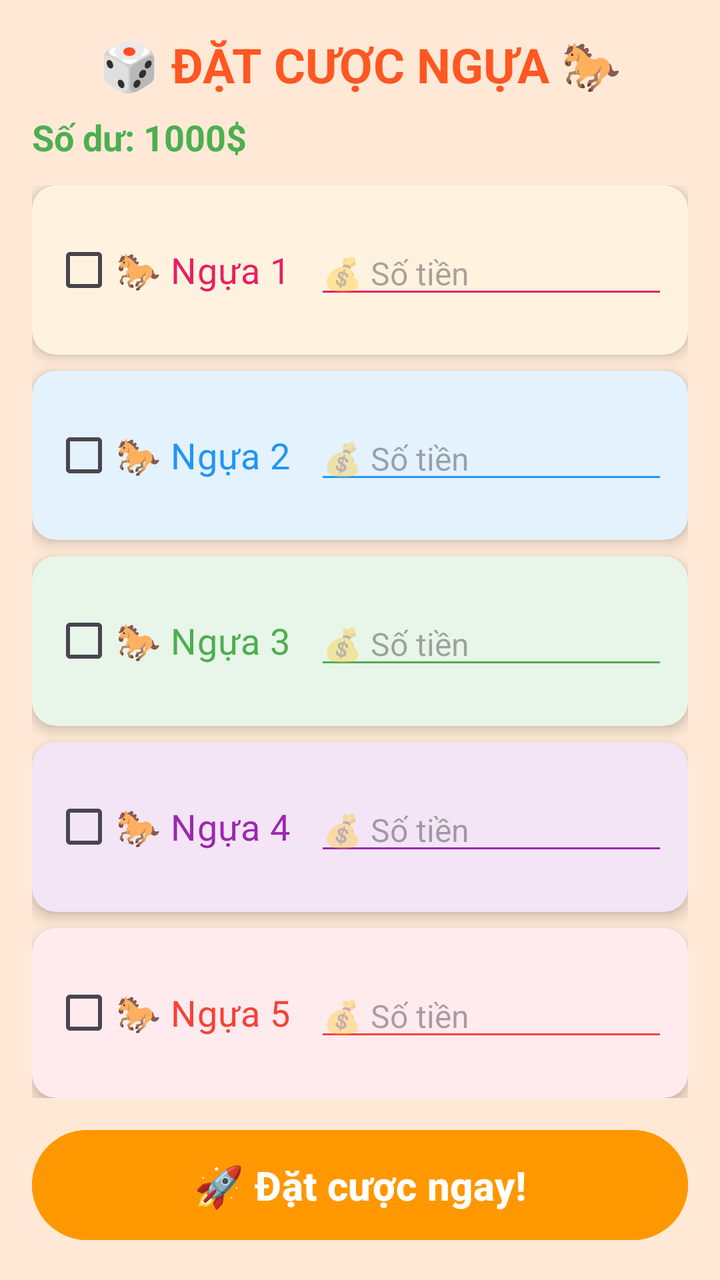
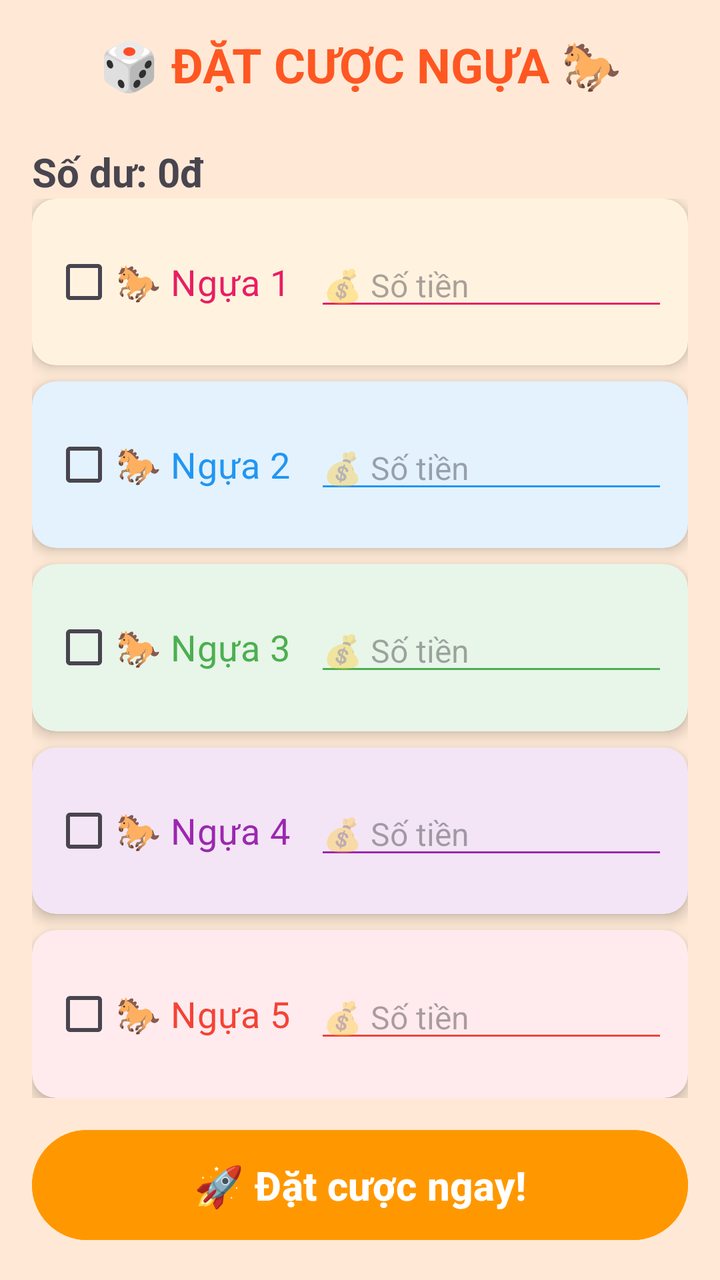

Screens rendered from an Android XML layout before and after an edit, with the pre-edit source and the edit as a unified diff.
<!-- AndroidManifest.xml: application theme Theme.MiniProject1PRM392 -->
<!-- res/layout/activity_bet.xml -->
<?xml version="1.0" encoding="utf-8"?>
<LinearLayout xmlns:android="http://schemas.android.com/apk/res/android"
    xmlns:app="http://schemas.android.com/apk/res-auto"
    xmlns:tools="http://schemas.android.com/tools"
    android:id="@+id/bet"
    android:layout_width="match_parent"
    android:layout_height="match_parent"
    android:orientation="vertical"
    android:background="#FFE9D6"
    android:padding="16dp">

    
    <TextView
        android:id="@+id/tv_title"
        android:layout_width="match_parent"
        android:layout_height="wrap_content"
        android:text="🎲 ĐẶT CƯỢC NGỰA 🐎"
        android:textSize="24sp"
        android:textStyle="bold"
        android:textColor="#FF5722"
        android:gravity="center"
        android:layout_marginBottom="8dp" />

    
    <TextView
        android:id="@+id/tv_balance"
        android:layout_width="wrap_content"
        android:layout_height="wrap_content"
        android:text="Số dư: 1000$"
        android:textSize="18sp"
        android:textStyle="bold"
        android:textColor="#4CAF50"
        android:layout_marginBottom="12dp" />

    
    <LinearLayout
        android:layout_width="match_parent"
        android:layout_height="0dp"
        android:layout_weight="1"
        android:orientation="vertical">

        
        <androidx.cardview.widget.CardView
            android:layout_width="match_parent"
            android:layout_height="0dp"
            android:layout_weight="0.18"
            android:layout_marginBottom="8dp"
            app:cardBackgroundColor="#FFF3E0"
            app:cardCornerRadius="12dp"
            app:cardElevation="4dp">

            <LinearLayout
                android:layout_width="match_parent"
                android:layout_height="match_parent"
                android:orientation="horizontal"
                android:padding="10dp"
                android:gravity="center_vertical">

                <CheckBox
                    android:id="@+id/cb_horse1"
                    android:layout_width="wrap_content"
                    android:layout_height="wrap_content"
                    android:text="🐎 Ngựa 1"
                    android:textColor="#E91E63"
                    android:textSize="18sp" />

                <EditText
                    android:id="@+id/et_bet1"
                    android:layout_width="0dp"
                    android:layout_height="wrap_content"
                    android:layout_marginLeft="12dp"
                    android:layout_weight="1"
                    android:hint="💰 Số tiền"
                    android:textSize="16sp"
                    android:inputType="number"
                    android:backgroundTint="#E91E63" />
            </LinearLayout>
        </androidx.cardview.widget.CardView>

        
        
        <androidx.cardview.widget.CardView
            android:layout_width="match_parent"
            android:layout_height="0dp"
            android:layout_weight="0.18"
            android:layout_marginBottom="8dp"
            app:cardBackgroundColor="#E3F2FD"
            app:cardCornerRadius="12dp"
            app:cardElevation="4dp">

            <LinearLayout
                android:layout_width="match_parent"
                android:layout_height="match_parent"
                android:orientation="horizontal"
                android:padding="10dp"
                android:gravity="center_vertical">

                <CheckBox
                    android:id="@+id/cb_horse2"
                    android:layout_width="wrap_content"
                    android:layout_height="wrap_content"
                    android:text="🐎 Ngựa 2"
                    android:textColor="#2196F3"
                    android:textSize="18sp" />

                <EditText
                    android:id="@+id/et_bet2"
                    android:layout_width="0dp"
                    android:layout_height="wrap_content"
                    android:layout_marginLeft="12dp"
                    android:layout_weight="1"
                    android:hint="💰 Số tiền"
                    android:textSize="16sp"
                    android:inputType="number"
                    android:backgroundTint="#2196F3" />
            </LinearLayout>
        </androidx.cardview.widget.CardView>

        
        <androidx.cardview.widget.CardView
            android:layout_width="match_parent"
            android:layout_height="0dp"
            android:layout_weight="0.18"
            android:layout_marginBottom="8dp"
            app:cardBackgroundColor="#E8F5E9"
            app:cardCornerRadius="12dp"
            app:cardElevation="4dp">

            <LinearLayout
                android:layout_width="match_parent"
                android:layout_height="match_parent"
                android:orientation="horizontal"
                android:padding="10dp"
                android:gravity="center_vertical">

                <CheckBox
                    android:id="@+id/cb_horse3"
                    android:layout_width="wrap_content"
                    android:layout_height="wrap_content"
                    android:text="🐎 Ngựa 3"
                    android:textColor="#4CAF50"
                    android:textSize="18sp" />

                <EditText
                    android:id="@+id/et_bet3"
                    android:layout_width="0dp"
                    android:layout_height="wrap_content"
                    android:layout_marginLeft="12dp"
                    android:layout_weight="1"
                    android:hint="💰 Số tiền"
                    android:textSize="16sp"
                    android:inputType="number"
                    android:backgroundTint="#4CAF50" />
            </LinearLayout>
        </androidx.cardview.widget.CardView>

        
        <androidx.cardview.widget.CardView
            android:layout_width="match_parent"
            android:layout_height="0dp"
            android:layout_weight="0.18"
            android:layout_marginBottom="8dp"
            app:cardBackgroundColor="#F3E5F5"
            app:cardCornerRadius="12dp"
            app:cardElevation="4dp">

            <LinearLayout
                android:layout_width="match_parent"
                android:layout_height="match_parent"
                android:orientation="horizontal"
                android:padding="10dp"
                android:gravity="center_vertical">

                <CheckBox
                    android:id="@+id/cb_horse4"
                    android:layout_width="wrap_content"
                    android:layout_height="wrap_content"
                    android:text="🐎 Ngựa 4"
                    android:textColor="#9C27B0"
                    android:textSize="18sp" />

                <EditText
                    android:id="@+id/et_bet4"
                    android:layout_width="0dp"
                    android:layout_height="wrap_content"
                    android:layout_marginLeft="12dp"
                    android:layout_weight="1"
                    android:hint="💰 Số tiền"
                    android:textSize="16sp"
                    android:inputType="number"
                    android:backgroundTint="#9C27B0" />
            </LinearLayout>
        </androidx.cardview.widget.CardView>

        
        <androidx.cardview.widget.CardView
            android:layout_width="match_parent"
            android:layout_height="0dp"
            android:layout_weight="0.18"
            app:cardBackgroundColor="#FFEBEE"
            app:cardCornerRadius="12dp"
            app:cardElevation="4dp">

            <LinearLayout
                android:layout_width="match_parent"
                android:layout_height="match_parent"
                android:orientation="horizontal"
                android:padding="10dp"
                android:gravity="center_vertical">

                <CheckBox
                    android:id="@+id/cb_horse5"
                    android:layout_width="wrap_content"
                    android:layout_height="wrap_content"
                    android:text="🐎 Ngựa 5"
                    android:textColor="#F44336"
                    android:textSize="18sp" />

                <EditText
                    android:id="@+id/et_bet5"
                    android:layout_width="0dp"
                    android:layout_height="wrap_content"
                    android:layout_marginLeft="12dp"
                    android:layout_weight="1"
                    android:hint="💰 Số tiền"
                    android:textSize="16sp"
                    android:inputType="number"
                    android:backgroundTint="#F44336" />
            </LinearLayout>
        </androidx.cardview.widget.CardView>

    </LinearLayout>

    
    <Button
        android:id="@+id/btn_bet"
        android:layout_width="match_parent"
        android:layout_height="wrap_content"
        android:padding="14dp"
        android:text="🚀 Đặt cược ngay!"
        android:textSize="20sp"
        android:textStyle="bold"
        android:backgroundTint="#FF9800"
        android:textColor="#FFFFFF"
        android:layout_marginTop="12dp" />

</LinearLayout>
<!-- resources referenced by this layout -->
<resources>
  <style name="Theme.MiniProject1PRM392" parent="Base.Theme.MiniProject1PRM392" />
  <style name="Base.Theme.MiniProject1PRM392" parent="Theme.Material3.DayNight.NoActionBar">
          
          
      </style>
</resources>

<!-- the commit's change to res/layout/activity_bet.xml (unified diff, before → after) -->
@@ -21,16 +21,17 @@
         android:gravity="center"
         android:layout_marginBottom="8dp" />
 
-    
     <TextView
-        android:id="@+id/tv_balance"
+        android:id="@+id/tv_current_balance"
         android:layout_width="wrap_content"
         android:layout_height="wrap_content"
-        android:text="Số dư: 1000$"
-        android:textSize="18sp"
+        android:text="Số dư: 0đ"
+        android:textSize="20sp"
         android:textStyle="bold"
-        android:textColor="#4CAF50"
-        android:layout_marginBottom="12dp" />
+        app:layout_constraintTop_toTopOf="parent"
+        app:layout_constraintStart_toStartOf="parent"
+        app:layout_constraintEnd_toEndOf="parent"
+        android:layout_marginTop="16dp" />
 
     
     <LinearLayout
